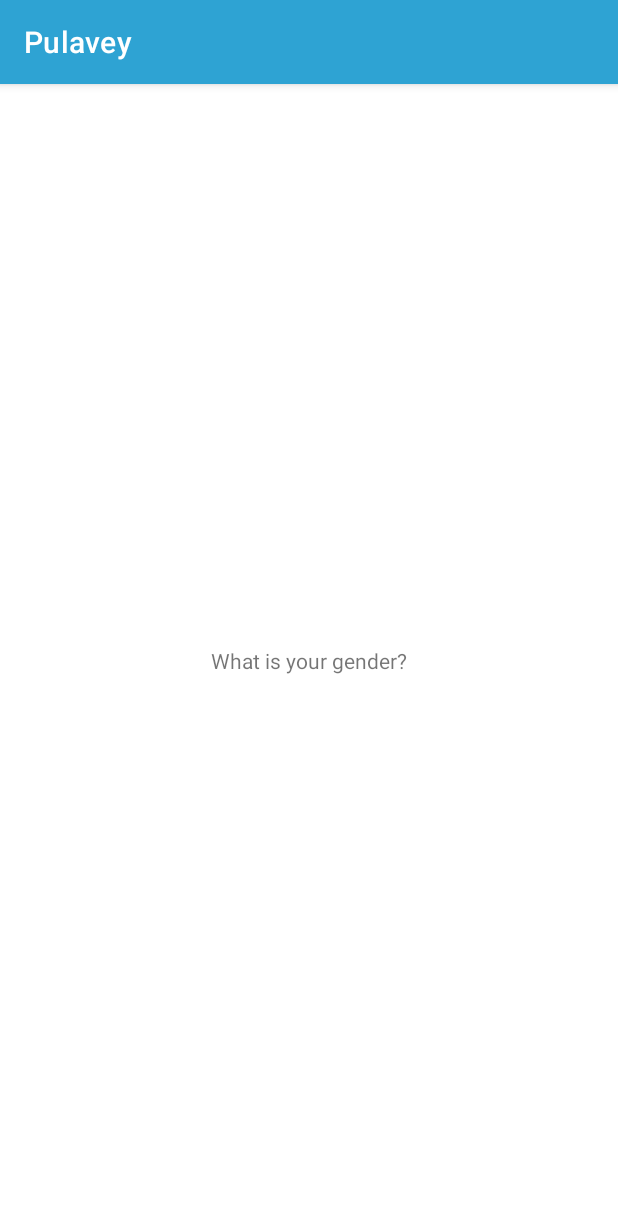
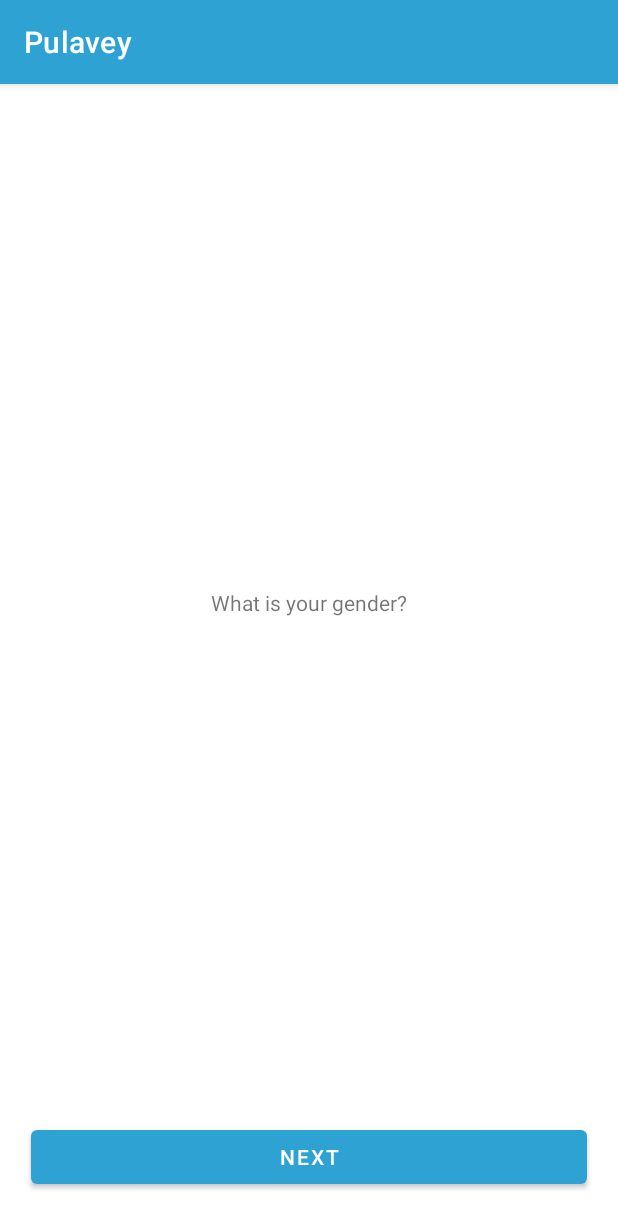
Before and after one commit to EdwardMuturi/Pulavey, an Android app: the screen it shows after launch (SurveyActivity), on a phone screen of 412 x 824 dp. Shown: the top 1228 px of the screen. Run offline under Robolectric (Android 15) with nearby library versions, the phone set to English and light mode, and no system bars.

Commit message:
set viewpager questionnare to fill 90% of screen, finish and next buttons occupy the remaining 10%

```diff
--- a/app/src/main/java/com/mementoguy/pulavey/survey/SurveyActivity.kt
+++ b/app/src/main/java/com/mementoguy/pulavey/survey/SurveyActivity.kt
@@ -24,8 +24,7 @@ class SurveyActivity : AppCompatActivity() {
         val questions= listOf<Question>(Question("q_gender", "SELECT_ONE", "SINGLE_LINE_TEXT",
             "What is your gender?", listOf(Option("MALE", "Male")) ),
 
-            Question("q_name", "FREE_TEXT", "SINGLE_LINE_TEXT",
-            "What is your name?", emptyList<Option>(), "q_age" ),
+            Question("q_name", "FREE_TEXT", "SINGLE_LINE_TEXT", "What is your name?", emptyList<Option>(), "q_age" ),
 
             Question("q_age", "FREE_TEXT", "INTEGER",
                 "How old are you?", emptyList<Option>(),  "q_gender" )
--- a/app/src/main/res/layout/activity_survey.xml
+++ b/app/src/main/res/layout/activity_survey.xml
@@ -9,7 +9,38 @@
 
     <androidx.viewpager2.widget.ViewPager2
         android:layout_width="match_parent"
-        android:layout_height="match_parent"
-        android:id="@+id/vp_survey"
-        />
+        android:layout_height="0dp"
+        app:layout_constraintTop_toTopOf="parent"
+        app:layout_constraintBottom_toTopOf="@id/guideline"
+        android:id="@+id/vp_survey" />
+
+    <androidx.constraintlayout.widget.Guideline
+        android:layout_width="match_parent"
+        android:layout_height="wrap_content"
+        app:layout_constraintTop_toTopOf="parent"
+        android:orientation="horizontal"
+        app:layout_constraintGuide_percent=".9"
+        android:id="@+id/guideline"/>
+
+    <com.google.android.material.button.MaterialButton
+        android:layout_width="0dp"
+        android:layout_height="wrap_content"
+        android:text="@string/text_next"
+        android:id="@+id/btn_next"
+        app:layout_constraintWidth_percent=".90"
+        app:layout_constraintStart_toStartOf="parent"
+        app:layout_constraintEnd_toEndOf="parent"
+        app:layout_constraintTop_toBottomOf="@id/guideline"/>
+
+    <com.google.android.material.button.MaterialButton
+        android:layout_width="0dp"
+        android:layout_height="wrap_content"
+        android:text="@string/text_finish"
+        android:visibility="gone"
+        app:layout_constraintWidth_percent=".90"
+        app:layout_constraintStart_toStartOf="parent"
+        app:layout_constraintEnd_toEndOf="parent"
+        android:id="@+id/btn_finish"
+        app:layout_constraintTop_toBottomOf="@id/guideline"/>
+
   </androidx.constraintlayout.widget.ConstraintLayout>
--- a/app/src/main/res/values/strings.xml
+++ b/app/src/main/res/values/strings.xml
@@ -1,3 +1,5 @@
 <resources>
     <string name="app_name">Pulavey</string>
+    <string name="text_finish">Finish</string>
+    <string name="text_next">Next</string>
 </resources>
```
